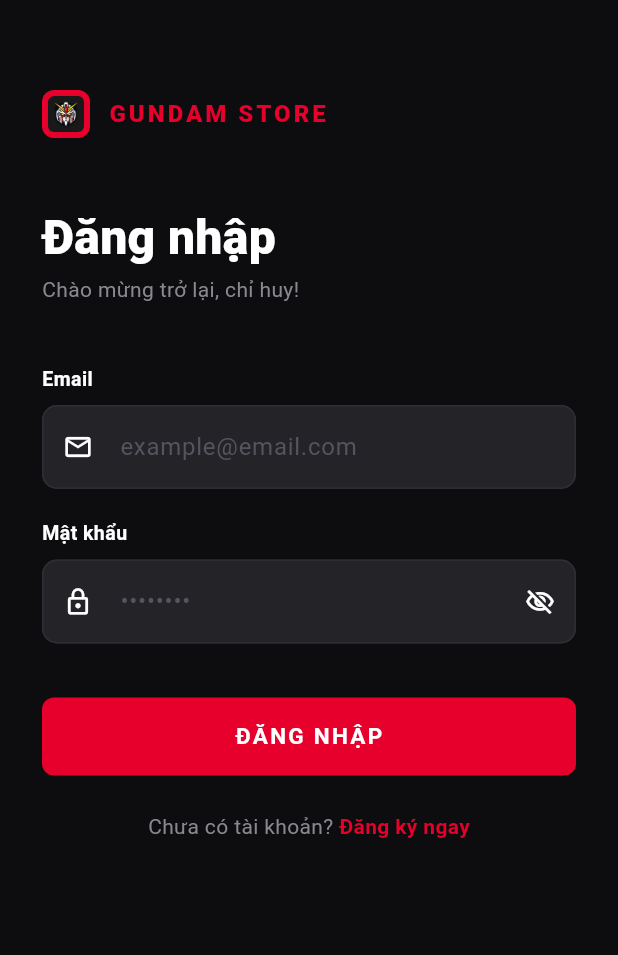
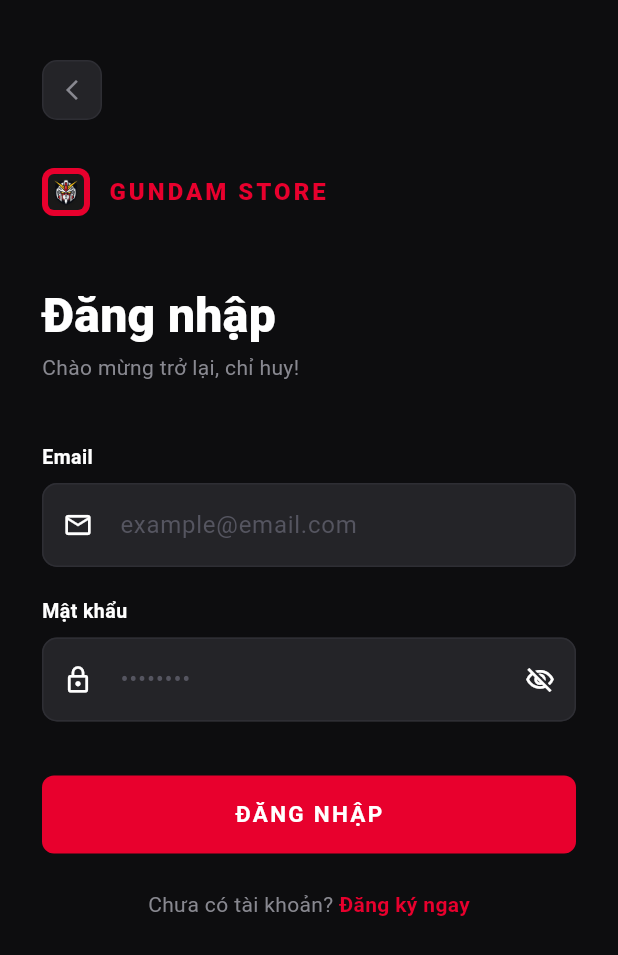
Before and after one commit to thaitanloc73/gundam_store, a Flutter app: the LoginScreen screen opened by its route, on a phone screen of 412 x 824 dp. Shown: the top 955 px of the screen. Run offline on Flutter 3.47's test engine with Material 3 defaults, Android fonts, the phone set to English and light mode, and no system bars; our stand-ins replace cached_network_image, cloud_firestore, firebase_auth, firebase_core, lottie, shared_preferences; accounts and stored records are empty; network calls fail.

Commit message:
Thêm nút quay lai cho trang đăng nhap

```diff
--- a/lib/screens/login_screen.dart
+++ b/lib/screens/login_screen.dart
@@ -68,7 +68,23 @@ class _LoginScreenState extends State<LoginScreen> {
               child: Column(
                 crossAxisAlignment: CrossAxisAlignment.start,
                 children: [
-                  const SizedBox(height: 60),
+                  const SizedBox(height: 40),
+                  GestureDetector(
+                    onTap: () => Navigator.pop(context),
+                    child: Container(
+                      width: 40,
+                      height: 40,
+                      decoration: BoxDecoration(
+                        color: isDark ? AppColors.darkCard : AppColors.lightCard,
+                        borderRadius: BorderRadius.circular(10),
+                        border: Border.all(
+                          color: isDark ? AppColors.darkBorder : Colors.grey.shade300,
+                        ),
+                      ),
+                      child: const Icon(Icons.arrow_back_ios_new, size: 16),
+                    ),
+                  ),
+                  const SizedBox(height: 32),
                   Row(
                     children: [
                       Container(
--- a/lib/screens/register_screen.dart
+++ b/lib/screens/register_screen.dart
@@ -196,7 +196,7 @@ class _RegisterScreenState extends State<RegisterScreen> {
                         ),
                       ),
                       GestureDetector(
-                        onTap: () => Navigator.pop(context),
+                        onTap: () => Navigator.pushNamed(context, AppRoutes.login),
                         child: const Text(
                           'Đăng nhập',
                           style: TextStyle(
```
